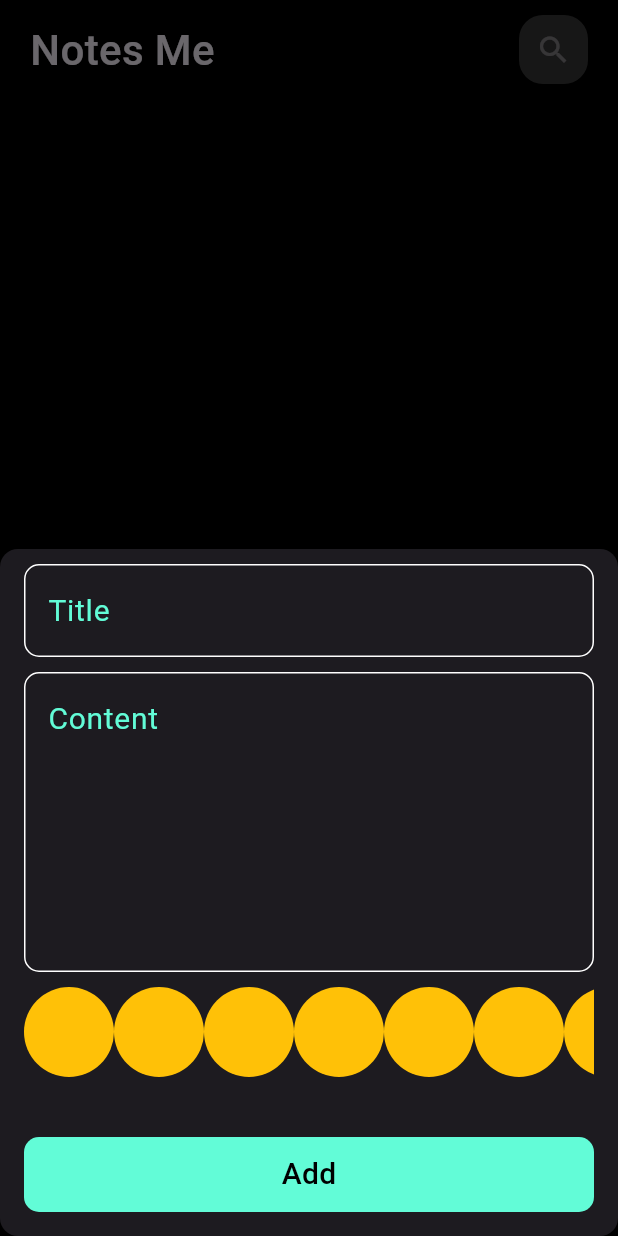
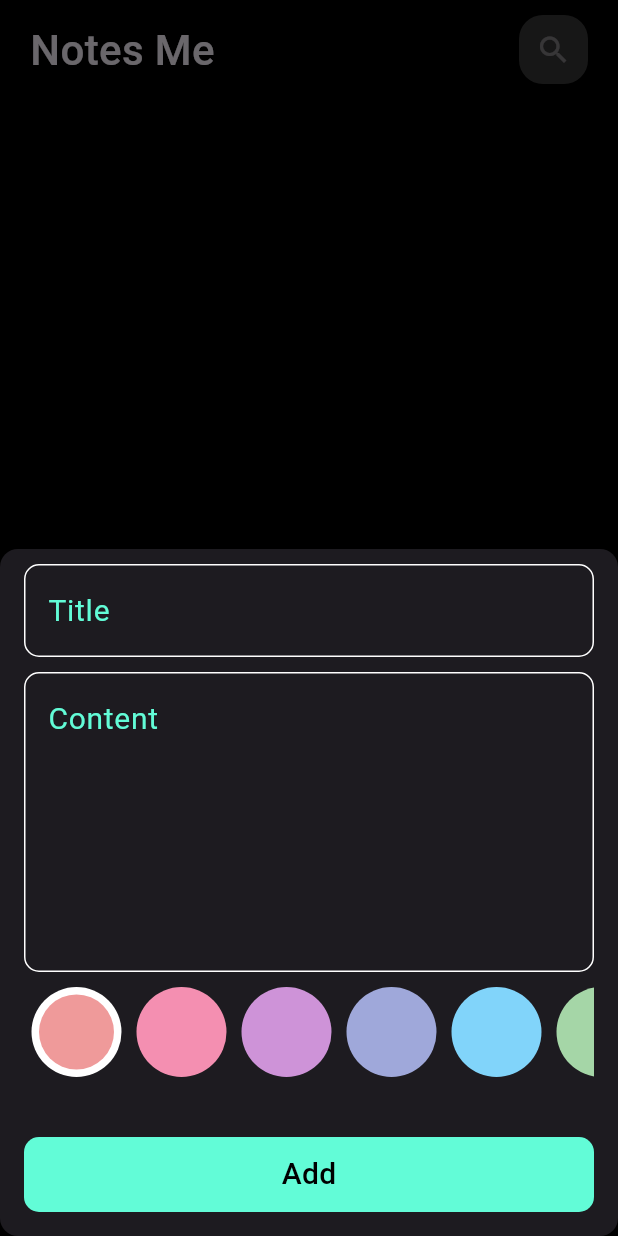
Before and after one commit to Hassanlbrhim/Notes_App, a Flutter app: the NotesAppViews screen opened by its route, after a tap on the "add" icon, on a phone screen of 412 x 824 dp. Run offline on Flutter 3.47's test engine with Material 3 defaults, Android fonts, the phone set to English and light mode, and no system bars; our stand-ins replace bloc, flutter_bloc, font_awesome_flutter, hive, hive_flutter, lottie; accounts and stored records are empty; Roboto replaces fonts that are missing (Poppins).

Commit message:
color list part2

```diff
--- a/notes_app/lib/widgets/Color_List_Viwes.dart
+++ b/notes_app/lib/widgets/Color_List_Viwes.dart
@@ -1,18 +1,53 @@
+// ignore_for_file: public_member_api_docs, sort_constructors_first
 import 'package:flutter/material.dart';
+
 import 'package:notes_app/widgets/Colors_Paleet.dart';
 
-class ColorListViwes extends StatelessWidget {
-  const ColorListViwes({super.key});
+class ColorListViwes extends StatefulWidget {
+  const ColorListViwes({
+    Key? key,
+  }) : super(key: key);
+
+  @override
+  State<ColorListViwes> createState() => _ColorListViwesState();
+}
+
+class _ColorListViwesState extends State<ColorListViwes> {
+  int colorindex = 0;
+  List<Color> noteColors = [
+    Color(0xFFEF9A9A), // Soft Red
+    Color(0xFFF48FB1), // Light Pink
+    Color(0xFFCE93D8), // Lavender Purple
+    Color(0xFF9FA8DA), // Muted Indigo
+    Color(0xFF81D4FA), // Soft Sky Blue
+    Color(0xFFA5D6A7), // Mint Green
+    Color(0xFFFFF59D), // Light Yellow
+    Color(0xFFFFE082), // Soft Amber
+    Color(0xFFFFCC80), // Warm Orange
+    Color(0xFFBCAAA4), // Light Brown
+  ];
 
   @override
   Widget build(BuildContext context) {
     return SizedBox(
       height: 30 * 2,
       child: ListView.builder(
-        itemCount: 8,
+        itemCount: noteColors.length,
         scrollDirection: Axis.horizontal,
         itemBuilder: (context, index) {
-          return ColorsPaleet();
+          return Padding(
+            padding: const EdgeInsets.symmetric(horizontal: 5),
+            child: GestureDetector(
+              onTap: () {
+                colorindex = index;
+                setState(() {});
+              },
+              child: ColorsPaleet(
+                color: noteColors[index],
+                colorisactive: colorindex == index,
+              ),
+            ),
+          );
         },
       ),
     );
--- a/notes_app/lib/widgets/Colors_Paleet.dart
+++ b/notes_app/lib/widgets/Colors_Paleet.dart
@@ -1,13 +1,28 @@
+// ignore_for_file: public_member_api_docs, sort_constructors_first
 import 'package:flutter/material.dart';
 
 class ColorsPaleet extends StatelessWidget {
-  const ColorsPaleet({super.key});
-
+  const ColorsPaleet({
+    Key? key,
+    required this.colorisactive,
+    required this.color,
+  }) : super(key: key);
+  final bool colorisactive;
+  final Color color;
   @override
   Widget build(BuildContext context) {
-    return CircleAvatar(
-      radius: 30,
-      backgroundColor: Colors.amber,
-    );
+    return colorisactive
+        ? CircleAvatar(
+            radius: 30,
+            backgroundColor: Colors.white,
+            child: CircleAvatar(
+              radius: 25,
+              backgroundColor:color,
+            ),
+          )
+        : CircleAvatar(
+            radius: 30,
+            backgroundColor: color,
+          );
   }
 }
```
Also changed, not shown: notes_app/lib/widgets/custom_Note_ListViwes.dart (+0 -33 lines).
